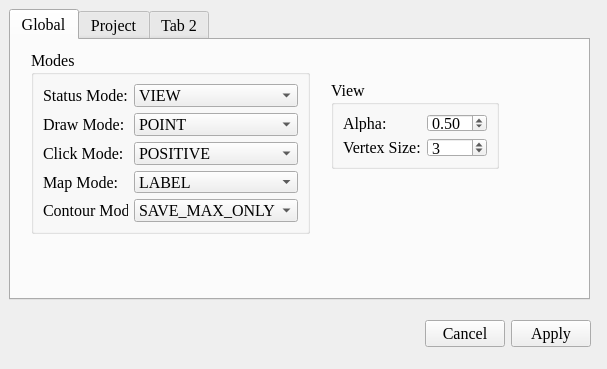
Qt form zlabel/resources/ui/dialog_settings.ui (ZhengGroupLZU/ZLabel) before a commit.
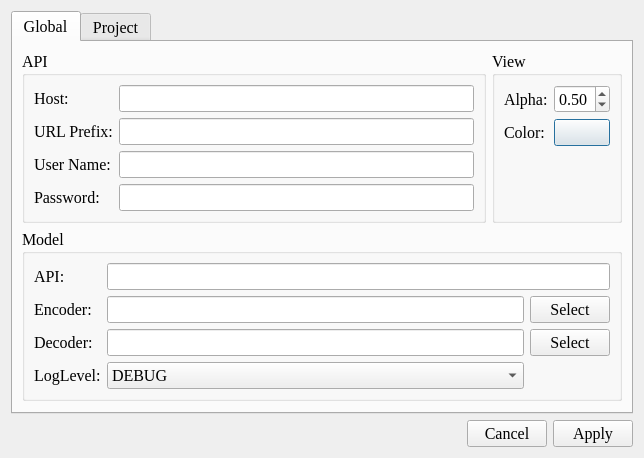
The same form after that commit. The open tabs and pages were chosen to show the change. Icons and pictures are not drawn.

```diff
--- a/zlabel/resources/ui/dialog_settings.ui
+++ b/zlabel/resources/ui/dialog_settings.ui
@@ -6,8 +6,8 @@
    <rect>
     <x>0</x>
     <y>0</y>
-    <width>607</width>
-    <height>369</height>
+    <width>644</width>
+    <height>414</height>
    </rect>
   </property>
   <property name="font">
@@ -19,15 +19,9 @@
   <property name="windowTitle">
    <string>Setting</string>
   </property>
+  <layout class="QGridLayout" name="gridLayout_5">
+   <item row="0" column="0">
   <widget class="QTabWidget" name="tabWidget">
-   <property name="geometry">
-    <rect>
-     <x>9</x>
-     <y>9</y>
-     <width>581</width>
-     <height>291</height>
-    </rect>
-   </property>
    <property name="currentIndex">
     <number>2</number>
    </property>
@@ -35,174 +29,9 @@
     <attribute name="title">
      <string>Global</string>
     </attribute>
-    <widget class="QGroupBox" name="groupBox">
-     <property name="geometry">
-      <rect>
-       <x>20</x>
-       <y>10</y>
-       <width>279</width>
-       <height>184</height>
-      </rect>
-     </property>
-     <property name="title">
-      <string>Modes</string>
-     </property>
-     <layout class="QGridLayout" name="gridLayout_2">
-      <item row="0" column="0">
-       <layout class="QFormLayout" name="formLayout">
+      <layout class="QGridLayout" name="gridLayout_3">
         <item row="0" column="1">
-         <widget class="QComboBox" name="cbox_status_mode">
-          <item>
-           <property name="text">
-            <string>VIEW</string>
-           </property>
-          </item>
-          <item>
-           <property name="text">
-            <string>CREATE</string>
-           </property>
-          </item>
-          <item>
-           <property name="text">
-            <string>EDIT</string>
-           </property>
-          </item>
-         </widget>
-        </item>
-        <item row="0" column="0">
-         <widget class="QLabel" name="label">
-          <property name="text">
-           <string>Status Mode:</string>
-          </property>
-         </widget>
-        </item>
-        <item row="1" column="0">
-         <widget class="QLabel" name="label_2">
-          <property name="text">
-           <string>Draw Mode:</string>
-          </property>
-         </widget>
-        </item>
-        <item row="1" column="1">
-         <widget class="QComboBox" name="cbox_draw_mode">
-          <item>
-           <property name="text">
-            <string>POINT</string>
-           </property>
-          </item>
-          <item>
-           <property name="text">
-            <string>RECTANGLE</string>
-           </property>
-          </item>
-          <item>
-           <property name="text">
-            <string>POLYGON</string>
-           </property>
-          </item>
-          <item>
-           <property name="text">
-            <string>SAM</string>
-           </property>
-          </item>
-          <item>
-           <property name="text">
-            <string>SAM_RECT</string>
-           </property>
-          </item>
-          <item>
-           <property name="text">
-            <string>SAM_POLYGON</string>
-           </property>
-          </item>
-         </widget>
-        </item>
-        <item row="2" column="0">
-         <widget class="QLabel" name="label_3">
-          <property name="text">
-           <string>Click Mode:</string>
-          </property>
-         </widget>
-        </item>
-        <item row="2" column="1">
-         <widget class="QComboBox" name="cbox_click_mode">
-          <item>
-           <property name="text">
-            <string>POSITIVE</string>
-           </property>
-          </item>
-          <item>
-           <property name="text">
-            <string>NEGATIVE</string>
-           </property>
-          </item>
-         </widget>
-        </item>
-        <item row="3" column="0">
-         <widget class="QLabel" name="label_4">
-          <property name="text">
-           <string>Map Mode:</string>
-          </property>
-         </widget>
-        </item>
-        <item row="3" column="1">
-         <widget class="QComboBox" name="cbox_map_mode">
-          <item>
-           <property name="text">
-            <string>LABEL</string>
-           </property>
-          </item>
-          <item>
-           <property name="text">
-            <string>SEMANTIC</string>
-           </property>
-          </item>
-          <item>
-           <property name="text">
-            <string>INSTANCE</string>
-           </property>
-          </item>
-         </widget>
-        </item>
-        <item row="4" column="0">
-         <widget class="QLabel" name="label_5">
-          <property name="text">
-           <string>Contour Mode:</string>
-          </property>
-         </widget>
-        </item>
-        <item row="4" column="1">
-         <widget class="QComboBox" name="cbox_contour_mode">
-          <item>
-           <property name="text">
-            <string>SAVE_MAX_ONLY</string>
-           </property>
-          </item>
-          <item>
-           <property name="text">
-            <string>SAVE_EXTERNAL</string>
-           </property>
-          </item>
-          <item>
-           <property name="text">
-            <string>SAVE_ALL</string>
-           </property>
-          </item>
-         </widget>
-        </item>
-       </layout>
-      </item>
-     </layout>
-    </widget>
     <widget class="QGroupBox" name="groupBox_2">
-     <property name="geometry">
-      <rect>
-       <x>320</x>
-       <y>40</y>
-       <width>168</width>
-       <height>89</height>
-      </rect>
-     </property>
      <property name="title">
       <string>View</string>
      </property>
@@ -230,55 +59,200 @@
          </widget>
         </item>
         <item row="1" column="0">
-         <widget class="QLabel" name="label_7">
+             <widget class="QLabel" name="label_12">
           <property name="text">
-           <string>Vertex Size:</string>
+               <string>Color:</string>
           </property>
          </widget>
         </item>
         <item row="1" column="1">
-         <widget class="QSpinBox" name="spbox_vertex_size">
-          <property name="minimum">
-           <number>1</number>
-          </property>
-          <property name="maximum">
-           <number>10</number>
-          </property>
-          <property name="value">
-           <number>3</number>
-          </property>
-         </widget>
-        </item>
+             <widget class="QPushButton" name="btn_select_color">
+              <property name="text">
+               <string/>
+              </property>
+             </widget>
+            </item>
+           </layout>
+          </item>
+         </layout>
+        </widget>
+       </item>
+       <item row="2" column="0">
+        <spacer name="verticalSpacer">
+         <property name="orientation">
+          <enum>Qt::Vertical</enum>
+         </property>
+         <property name="sizeHint" stdset="0">
+          <size>
+           <width>20</width>
+           <height>40</height>
+          </size>
+         </property>
+        </spacer>
+       </item>
+       <item row="0" column="0">
+        <widget class="QGroupBox" name="groupBox">
+         <property name="title">
+          <string>API</string>
+         </property>
+         <layout class="QGridLayout" name="gridLayout_2">
+          <item row="0" column="0">
+           <layout class="QGridLayout" name="gridLayout_4">
+            <item row="1" column="0">
+             <widget class="QLabel" name="label_2">
+              <property name="text">
+               <string>URL Prefix:</string>
+              </property>
+             </widget>
+            </item>
+            <item row="3" column="1">
+             <widget class="QLineEdit" name="ledit_password"/>
+            </item>
+            <item row="1" column="1">
+             <widget class="QLineEdit" name="ledit_urlprefix"/>
+            </item>
+            <item row="3" column="0">
+             <widget class="QLabel" name="label_5">
+              <property name="text">
+               <string>Password:</string>
+              </property>
+             </widget>
+            </item>
+            <item row="2" column="0">
+             <widget class="QLabel" name="label_4">
+              <property name="text">
+               <string>User Name:</string>
+              </property>
+             </widget>
+            </item>
+            <item row="2" column="1">
+             <widget class="QLineEdit" name="ledit_username"/>
+            </item>
+            <item row="0" column="1">
+             <widget class="QLineEdit" name="ledit_host"/>
+            </item>
+            <item row="0" column="0">
+             <widget class="QLabel" name="label">
+              <property name="text">
+               <string>Host:</string>
+              </property>
+             </widget>
+            </item>
        </layout>
       </item>
      </layout>
     </widget>
-   </widget>
-   <widget class="QWidget" name="tab">
-    <attribute name="title">
-     <string>Project</string>
-    </attribute>
+       </item>
+       <item row="1" column="0" colspan="2">
     <widget class="QGroupBox" name="groupBox_3">
-     <property name="geometry">
-      <rect>
-       <x>10</x>
-       <y>10</y>
-       <width>201</width>
-       <height>101</height>
-      </rect>
-     </property>
      <property name="title">
-      <string>Current</string>
-     </property>
-     <layout class="QGridLayout" name="gridLayout_3">
-      <item row="0" column="0">
-       <layout class="QFormLayout" name="formLayout_3">
+          <string>Model</string>
+         </property>
+         <layout class="QGridLayout" name="gridLayout_7">
+          <item row="1" column="1">
+           <widget class="QLineEdit" name="ledit_encoder"/>
+          </item>
+          <item row="2" column="0">
+           <widget class="QLabel" name="label_7">
+            <property name="text">
+             <string>Decoder:</string>
+            </property>
+           </widget>
+          </item>
+          <item row="1" column="2">
+           <widget class="QPushButton" name="btn_encoder">
+            <property name="text">
+             <string>Select</string>
+            </property>
+            <property name="icon">
+             <iconset resource="../icons.qrc">
+              <normaloff>:/icon/icons/folder-open.svg</normaloff>:/icon/icons/folder-open.svg</iconset>
+            </property>
+           </widget>
+          </item>
+          <item row="1" column="0">
+           <widget class="QLabel" name="label_3">
+            <property name="text">
+             <string>Encoder:</string>
+            </property>
+           </widget>
+          </item>
+          <item row="2" column="2">
+           <widget class="QPushButton" name="btn_decoder">
+            <property name="text">
+             <string>Select</string>
+            </property>
+            <property name="icon">
+             <iconset resource="../icons.qrc">
+              <normaloff>:/icon/icons/folder-open.svg</normaloff>:/icon/icons/folder-open.svg</iconset>
+            </property>
+           </widget>
+          </item>
+          <item row="0" column="1" colspan="2">
+           <widget class="QLineEdit" name="ledit_model_api"/>
+          </item>
+          <item row="2" column="1">
+           <widget class="QLineEdit" name="ledit_decoder"/>
+          </item>
         <item row="0" column="0">
          <widget class="QLabel" name="label_8">
           <property name="text">
+             <string>API:</string>
+            </property>
+           </widget>
+          </item>
+          <item row="3" column="0">
+           <widget class="QLabel" name="label_11">
+            <property name="text">
+             <string>LogLevel:</string>
+            </property>
+           </widget>
+          </item>
+          <item row="3" column="1">
+           <widget class="QComboBox" name="cmbox_loglevel">
+            <item>
+             <property name="text">
+              <string>DEBUG</string>
+             </property>
+            </item>
+            <item>
+             <property name="text">
+              <string>INFO</string>
+             </property>
+            </item>
+            <item>
+             <property name="text">
+              <string>WARNING</string>
+             </property>
+            </item>
+            <item>
+             <property name="text">
+              <string>ERROR</string>
+             </property>
+            </item>
+           </widget>
+          </item>
+         </layout>
+        </widget>
+       </item>
+      </layout>
+     </widget>
+     <widget class="QWidget" name="tab_project">
+      <attribute name="title">
            <string>Project</string>
-          </property>
-         </widget>
+      </attribute>
+      <widget class="QWidget" name="gridLayoutWidget_2">
+       <property name="geometry">
+        <rect>
+         <x>10</x>
+         <y>10</y>
+         <width>581</width>
+         <height>171</height>
+        </rect>
+       </property>
+       <layout class="QGridLayout" name="gridLayout_6">
+        <item row="0" column="1" colspan="2">
+         <widget class="QLineEdit" name="ledit_projname"/>
         </item>
         <item row="0" column="1">
          <widget class="QComboBox" name="cbox_project"/>
@@ -294,155 +268,11 @@
          <widget class="QComboBox" name="cbox_user"/>
         </item>
        </layout>
-      </item>
-     </layout>
-    </widget>
-   </widget>
-   <widget class="QWidget" name="tab_2">
-    <attribute name="title">
-     <string>Tab 2</string>
-    </attribute>
-    <widget class="QWidget" name="widget" native="true">
-     <property name="geometry">
-      <rect>
-       <x>0</x>
-       <y>10</y>
-       <width>589</width>
-       <height>284</height>
-      </rect>
-     </property>
-     <layout class="QVBoxLayout" name="verticalLayout">
-      <item>
-       <widget class="QWidget" name="widget_2" native="true">
-        <layout class="QHBoxLayout" name="horizontalLayout_3">
-         <property name="leftMargin">
-          <number>0</number>
-         </property>
-         <property name="topMargin">
-          <number>0</number>
-         </property>
-         <property name="rightMargin">
-          <number>0</number>
-         </property>
-         <property name="bottomMargin">
-          <number>0</number>
-         </property>
-        </layout>
-       </widget>
-      </item>
-      <item>
-       <widget class="QListWidget" name="category_list_widget"/>
-      </item>
-      <item>
-       <layout class="QHBoxLayout" name="horizontalLayout">
-        <item>
-         <widget class="QLineEdit" name="category_input"/>
-        </item>
-        <item>
-         <widget class="QToolButton" name="color_button">
-          <property name="styleSheet">
-           <string notr="true">background-color: rgb(0, 255, 0);</string>
-          </property>
-          <property name="text">
-           <string/>
-          </property>
-         </widget>
-        </item>
-        <item>
-         <widget class="QPushButton" name="add_button">
-          <property name="minimumSize">
-           <size>
-            <width>150</width>
-            <height>0</height>
-           </size>
-          </property>
-          <property name="sizeIncrement">
-           <size>
-            <width>0</width>
-            <height>0</height>
-           </size>
-          </property>
-          <property name="text">
-           <string>Add new label</string>
-          </property>
-         </widget>
-        </item>
-       </layout>
-      </item>
-      <item>
-       <layout class="QHBoxLayout" name="horizontalLayout_2">
-        <item>
-         <widget class="QPushButton" name="pushButton_import">
-          <property name="text">
-           <string>Import</string>
-          </property>
-          <property name="icon">
-           <iconset resource="../icons.qrc">
-            <normaloff>:/icon/icons/afferent-three.svg</normaloff>:/icon/icons/afferent-three.svg</iconset>
-          </property>
-         </widget>
-        </item>
-        <item>
-         <widget class="QPushButton" name="pushButton_export">
-          <property name="text">
-           <string>Export</string>
-          </property>
-          <property name="icon">
-           <iconset resource="../icons.qrc">
-            <normaloff>:/icon/icons/efferent-three.svg</normaloff>:/icon/icons/efferent-three.svg</iconset>
-          </property>
-         </widget>
-        </item>
-        <item>
-         <spacer name="horizontalSpacer">
-          <property name="orientation">
-           <enum>Qt::Horizontal</enum>
-          </property>
-          <property name="sizeHint" stdset="0">
-           <size>
-            <width>40</width>
-            <height>20</height>
-           </size>
-          </property>
-         </spacer>
-        </item>
-        <item>
-         <widget class="QPushButton" name="cancel_button">
-          <property name="text">
-           <string>Cancel</string>
-          </property>
-          <property name="icon">
-           <iconset resource="../icons.qrc">
-            <normaloff>:/icon/icons/close-one.svg</normaloff>:/icon/icons/close-one.svg</iconset>
-          </property>
-         </widget>
-        </item>
-        <item>
-         <widget class="QPushButton" name="apply_button">
-          <property name="text">
-           <string>Apply</string>
-          </property>
-          <property name="icon">
-           <iconset resource="../icons.qrc">
-            <normaloff>:/icon/icons/check-one.svg</normaloff>:/icon/icons/check-one.svg</iconset>
-          </property>
-         </widget>
-        </item>
-       </layout>
-      </item>
-     </layout>
-    </widget>
-   </widget>
-  </widget>
-  <widget class="QWidget" name="horizontalLayoutWidget">
-   <property name="geometry">
-    <rect>
-     <x>20</x>
-     <y>320</y>
-     <width>571</width>
-     <height>28</height>
-    </rect>
-   </property>
+      </widget>
+     </widget>
+    </widget>
+   </item>
+   <item row="1" column="0">
    <layout class="QHBoxLayout" name="horizontalLayout_4">
     <item>
      <spacer name="horizontalSpacer_2">
@@ -480,7 +310,8 @@
      </widget>
     </item>
    </layout>
-  </widget>
+   </item>
+  </layout>
  </widget>
  <resources>
   <include location="../icons.qrc"/>
```
Left out of the diff: 18 changed lines with no effect on the pictures. Lines whose indentation alone changed are shown as unchanged.
